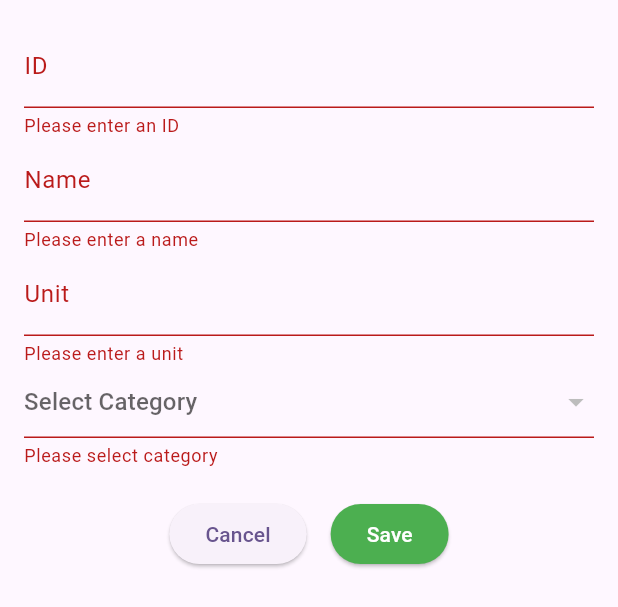
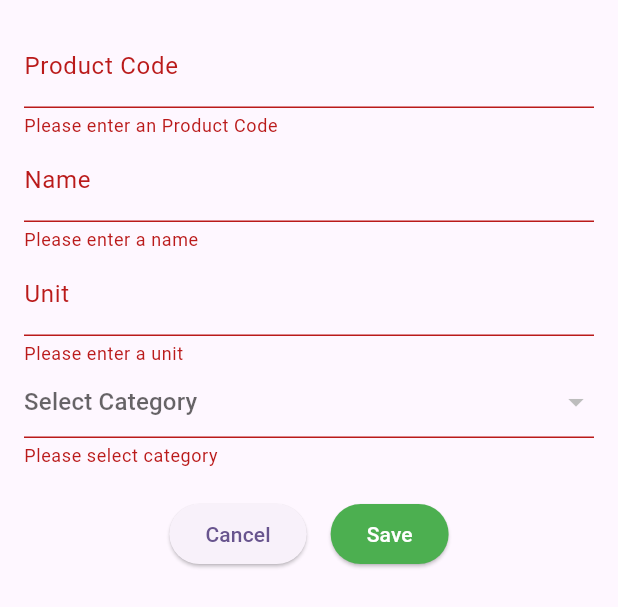
Before and after one commit to denzkie14/stock_management, a Flutter app: the ProductForm widget shown alone on an empty page, opened directly with empty values, after a tap on "Save", on a phone screen of 412 x 824 dp. Shown: the top 607 px of the screen. Run offline on Flutter 3.47's test engine with Material 3 defaults, Android fonts, the phone set to English and light mode, and no system bars; our stand-ins replace get, syncfusion_flutter_datagrid; missing offline and left inert: mysql1.

Commit message:
added insert product function

```diff
--- a/lib/controllers/product_controller.dart
+++ b/lib/controllers/product_controller.dart
@@ -1,3 +1,4 @@
+import 'package:flutter/material.dart';
 import 'package:get/get.dart';
 import 'package:mysql1/mysql1.dart';
 import 'package:stock_management/models/model_category.dart';
@@ -9,6 +10,12 @@ class ProductController extends GetxController {
   var productList = <Product>[].obs;
   var categoryList = <Category>[].obs;
   final selectedCategory = Rxn<Category>();
+  final code = TextEditingController();
+  final name = TextEditingController();
+  final unit = TextEditingController();
+  final categoryId = TextEditingController();
+  String resultMessage = '';
+  bool hasError = false;
   @override
   onInit() async {
     super.onInit();
@@ -58,6 +65,44 @@ class ProductController extends GetxController {
     }
   }
 
+  var isLoading = false.obs;
+  insertProduct() async {
+    MySqlConnection? conn;
+    isLoading(true);
+    try {
+      conn = await MySqlConnection.connect(settings);
+
+      var result = await conn.query(
+        "INSERT INTO db_stocks.tbl_products (id, name, unit, category_id, is_deleted) VALUES('${code.text}','${name.text}','${unit.text}','${selectedCategory.value?.id}',0)",
+      );
+      print('Inserted row id: ${result}');
+
+      hasError = false;
+      resultMessage = 'Product added successfully.';
+    } on MySqlException catch (e) {
+      if (e.errorNumber == 1062) {
+        // Handle duplicate entry error
+        print('Duplicate entry error: ${e.message}');
+        resultMessage = 'Duplicate entry error: ${e.message}';
+      } else {
+        // Handle other MySQL errors
+        print('MySQL Error: ${e.message}');
+        resultMessage = 'MySQL Error: ${e.message}';
+      }
+      hasError = true;
+    } catch (e) {
+      print('Error: $e');
+      resultMessage = 'Error: ${e.toString()}';
+      hasError = true;
+    } finally {
+      // Ensure the connection is closed
+      await conn?.close();
+      isLoading(false);
+
+      loadProducts();
+    }
+  }
+
   loadProducts() {
     productList.clear();
     productList.addAll(Product.getList());
--- a/lib/views/product/widgets/product_form_widget.dart
+++ b/lib/views/product/widgets/product_form_widget.dart
@@ -5,6 +5,7 @@ import '../../../controllers/product_controller.dart';
 import '../../../main.dart';
 import '../../../models/model_category.dart';
 import '../../../models/model_product.dart';
+import '../../../widgets/alert_dialog.dart';
 import '../../../widgets/confirm_dialog.dart';
 
 class ProductForm extends StatefulWidget {
@@ -28,11 +29,15 @@ class _ProductFormState extends State<ProductForm> {
   @override
   void initState() {
     super.initState();
-    _id = widget.product == null ? '' : '';
+    controller.code.text = widget.product == null ? '' : '';
     //_code = widget.product?.code ?? '';
-    _name = widget.product?.name ?? '';
-    _unit = widget.product?.unit ?? '';
-    _categoryId = widget.product?.categoryId ?? 0;
+    controller.name.text = widget.product?.name ?? '';
+    controller.unit.text = widget.product?.unit ?? '';
+
+    if (widget.product != null) {
+      controller.selectedCategory.value = controller.categoryList
+          .firstWhere((e) => e.id == widget.product?.categoryId);
+    }
   }
 
   @override
@@ -48,19 +53,19 @@ class _ProductFormState extends State<ProductForm> {
               mainAxisSize: MainAxisSize.min,
               children: <Widget>[
                 TextFormField(
-                  initialValue: _id.toString(),
-                  decoration: const InputDecoration(labelText: 'ID'),
+                  controller: controller.code,
+                  decoration: const InputDecoration(labelText: 'Product Code'),
                   keyboardType: TextInputType.number,
                   onSaved: (value) => _id = value!,
                   validator: (value) {
                     if (value == null || value.isEmpty) {
-                      return 'Please enter an ID';
+                      return 'Please enter an Product Code';
                     }
                     return null;
                   },
                 ),
                 TextFormField(
-                  initialValue: _name,
+                  controller: controller.name,
                   decoration: const InputDecoration(labelText: 'Name'),
                   onSaved: (value) => _name = value!,
                   validator: (value) {
@@ -71,7 +76,7 @@ class _ProductFormState extends State<ProductForm> {
                   },
                 ),
                 TextFormField(
-                  initialValue: _unit,
+                  controller: controller.unit,
                   decoration: const InputDecoration(labelText: 'Unit'),
                   onSaved: (value) => _unit = value!,
                   validator: (value) {
@@ -128,16 +133,22 @@ class _ProductFormState extends State<ProductForm> {
                           final action = await showConfirmDialog(
                               navigatorKey.currentContext!,
                               'Save',
-                              _id == 0 ? 'Save new product?' : 'Save changes?');
+                              'Save changes?');
                           if (action) {
-                            _formKey.currentState!.save();
-                            widget.onSave(Product(
-                              id: _id,
-                              //   code: _code,
-                              name: _name,
-                              unit: _unit,
-                              categoryId: _categoryId,
-                            ));
+                            await controller.insertProduct();
+
+                            showAlertDialog(
+                                context,
+                                controller.hasError ? 'Error!' : 'Success!',
+                                controller.resultMessage);
+                            //   _formKey.currentState!.save();
+                            //   widget.onSave(Product(
+                            //     id: _id,
+                            //     //   code: _code,
+                            //     name: _name,
+                            //     unit: _unit,
+                            //     categoryId: _categoryId,
+                            //   ));
                           }
                         }
                       },
```
Also changed, not shown: lib/widgets/alert_dialog.dart (added, +26 -0 lines).
